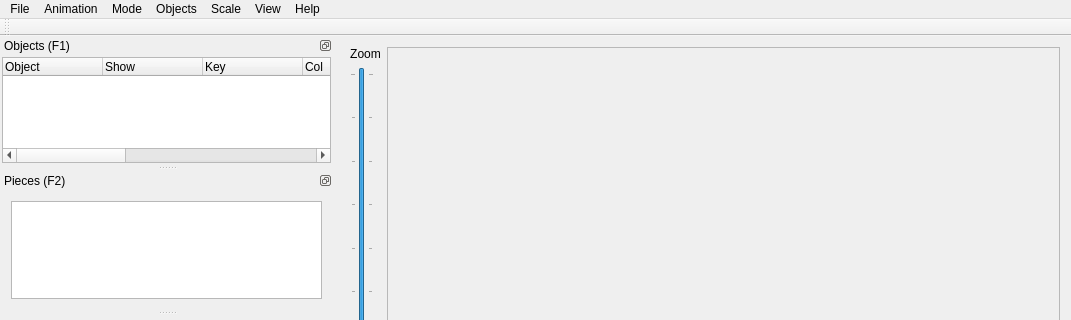
The window that ui/mainwindow.ui (palaeoware/SPIERS) describes before a commit, drawn with Qt 5; both pictures show x 0 to 1071 and y 0 to 320 of the 1071 by 1081 pixel window.
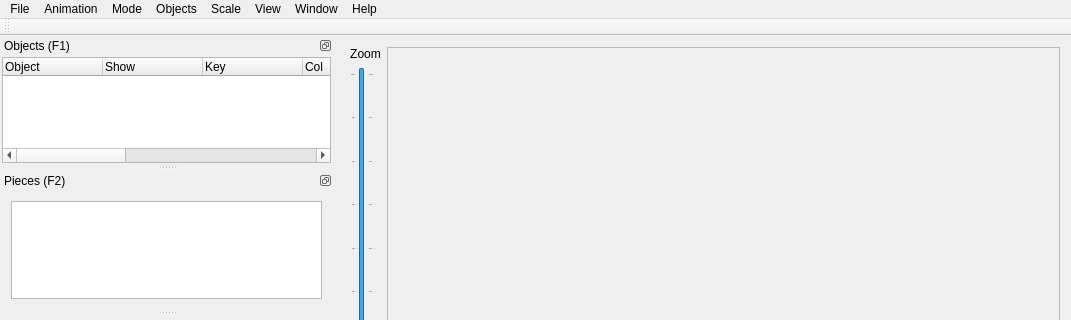
The same window after the commit.

Commit message:
Semi working full screen mode
Note I've not force full screen on hte child widget yet, as the Crtl+F short cut to close it and return to the main window it not yet working.

Patch:
```diff
--- a/ui/mainwindow.ui
+++ b/ui/mainwindow.ui
@@ -323,12 +323,24 @@
     <addaction name="separator"/>
     <addaction name="actionAuto_Spin"/>
    </widget>
+   <widget class="QMenu" name="menuWindow">
+    <property name="title">
+     <string>Window</string>
+    </property>
+    <addaction name="actionAnimation_Panel"/>
+    <addaction name="actionClip_Controls"/>
+    <addaction name="actionInfo"/>
+    <addaction name="actionPieces_Panel"/>
+    <addaction name="actionProgress_Bars"/>
+    <addaction name="actionObject_Panel"/>
+   </widget>
    <addaction name="menuSPIERSview"/>
    <addaction name="menuAnimation"/>
    <addaction name="menuMode"/>
    <addaction name="menuObjects"/>
    <addaction name="menuScale"/>
    <addaction name="menuView"/>
+   <addaction name="menuWindow"/>
    <addaction name="menuHelp"/>
   </widget>
   <widget class="QToolBar" name="mainToolBar">
```
Left out of the diff: 18 changed lines with no effect on the pictures. The commit also changes 6 other files.
